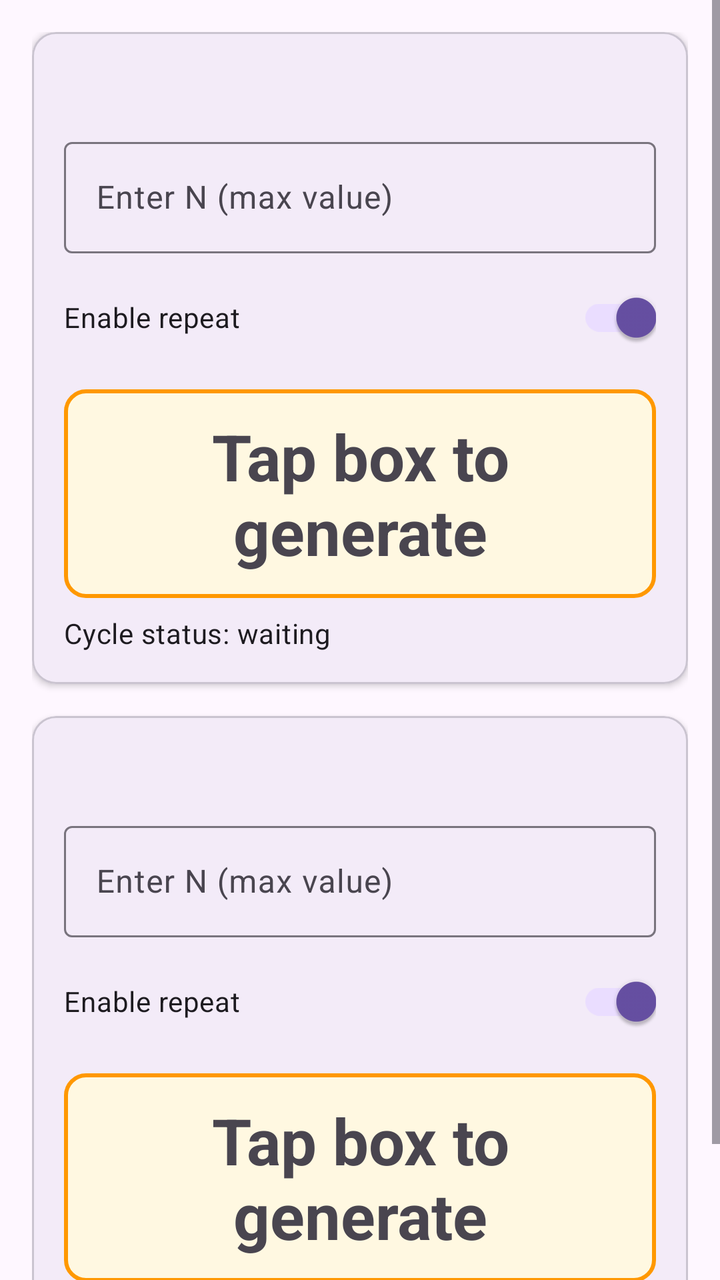
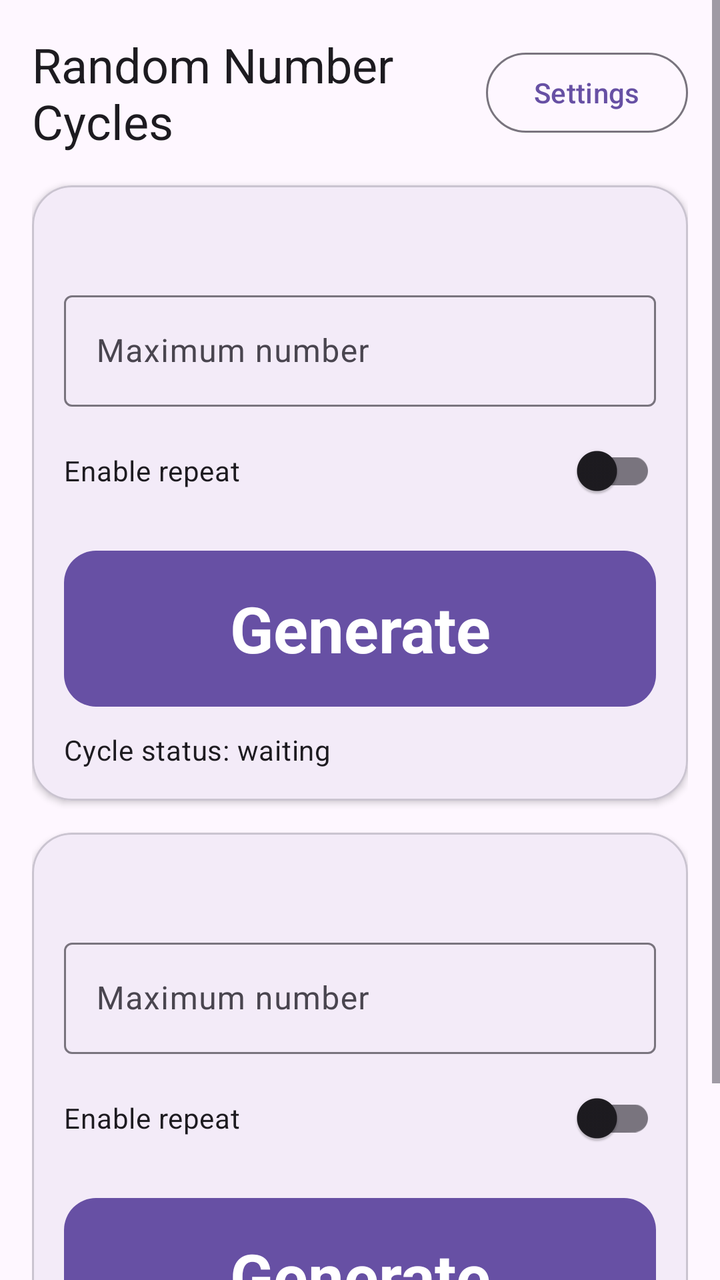

Two renders of the same Android screen: before a commit and after it. Below are the layout's source before the change and the commit's diff.
<!-- AndroidManifest.xml: application theme Theme.RandomGenApp -->
<!-- res/layout/activity_main.xml -->
<?xml version="1.0" encoding="utf-8"?>
<ScrollView xmlns:android="http://schemas.android.com/apk/res/android"
    xmlns:tools="http://schemas.android.com/tools"
    android:layout_width="match_parent"
    android:layout_height="match_parent"
    tools:context=".MainActivity">

    <LinearLayout
        android:layout_width="match_parent"
        android:layout_height="wrap_content"
        android:orientation="vertical"
        android:padding="16dp">

        <include
            android:id="@+id/sectionA"
            layout="@layout/view_random_section" />

        <include
            android:id="@+id/sectionB"
            layout="@layout/view_random_section" />

    </LinearLayout>

</ScrollView>
<!-- res/layout/view_random_section.xml (included above) -->
<?xml version="1.0" encoding="utf-8"?>
<com.google.android.material.card.MaterialCardView xmlns:android="http://schemas.android.com/apk/res/android"
    xmlns:app="http://schemas.android.com/apk/res-auto"
    android:layout_width="match_parent"
    android:layout_height="wrap_content"
    android:layout_marginBottom="16dp"
    app:cardCornerRadius="12dp"
    app:cardElevation="2dp">

    <LinearLayout
        android:layout_width="match_parent"
        android:layout_height="wrap_content"
        android:orientation="vertical"
        android:padding="16dp">

        <TextView
            android:id="@+id/tvSectionTitle"
            android:layout_width="match_parent"
            android:layout_height="wrap_content"
            android:textAppearance="@style/TextAppearance.Material3.TitleMedium" />

        <com.google.android.material.textfield.TextInputLayout
            android:layout_width="match_parent"
            android:layout_height="wrap_content"
            android:layout_marginTop="12dp"
            android:hint="@string/selected_n_hint">

            <com.google.android.material.textfield.TextInputEditText
                android:id="@+id/etMaxValue"
                android:layout_width="match_parent"
                android:layout_height="wrap_content"
                android:inputType="number" />
        </com.google.android.material.textfield.TextInputLayout>

        <com.google.android.material.switchmaterial.SwitchMaterial
            android:id="@+id/switchRepeat"
            android:layout_width="match_parent"
            android:layout_height="wrap_content"
            android:layout_marginTop="8dp"
            android:text="@string/repeat_switch_label"
            android:checked="true" />

        <TextView
            android:id="@+id/tvResult"
            android:layout_width="match_parent"
            android:layout_height="wrap_content"
            android:layout_marginTop="12dp"
            android:background="@drawable/result_box_background"
            android:clickable="true"
            android:focusable="true"
            android:foreground="?attr/selectableItemBackground"
            android:gravity="center"
            android:minHeight="86dp"
            android:padding="12dp"
            android:text="@string/result_placeholder"
            android:textAppearance="@style/TextAppearance.Material3.HeadlineLarge"
            android:textStyle="bold" />

        <TextView
            android:id="@+id/tvCycleStatus"
            android:layout_width="match_parent"
            android:layout_height="wrap_content"
            android:layout_marginTop="8dp"
            android:text="@string/cycle_status_placeholder"
            android:textAppearance="@style/TextAppearance.Material3.BodyMedium" />
    </LinearLayout>

</com.google.android.material.card.MaterialCardView>
<!-- resources referenced by this layout -->
<resources>
  <!-- drawable result_box_background (drawable) -->
  <?xml version="1.0" encoding="utf-8"?>
  <shape xmlns:android="http://schemas.android.com/apk/res/android" android:shape="rectangle">
      <solid android:color="#FFF8E1" />
      <stroke
          android:width="2dp"
          android:color="#FF9800" />
      <corners android:radius="10dp" />
  </shape>
  <string name="cycle_status_placeholder">Cycle status: waiting</string>
  <string name="repeat_switch_label">Enable repeat</string>
  <string name="result_placeholder">Tap box to generate</string>
  <string name="selected_n_hint">Enter N (max value)</string>
  <style name="Theme.RandomGenApp" parent="Theme.Material3.DayNight.NoActionBar" />
</resources>

<!-- the commit's change to res/layout/activity_main.xml (unified diff, before → after) -->
@@ -3,6 +3,7 @@
     xmlns:tools="http://schemas.android.com/tools"
     android:layout_width="match_parent"
     android:layout_height="match_parent"
+    android:background="?attr/colorSurface"
     tools:context=".MainActivity">
 
     <LinearLayout
@@ -10,6 +11,30 @@
         android:layout_height="wrap_content"
         android:orientation="vertical"
         android:padding="16dp">
+
+        <LinearLayout
+            android:layout_width="match_parent"
+            android:layout_height="wrap_content"
+            android:layout_marginBottom="16dp"
+            android:gravity="center_vertical"
+            android:orientation="horizontal">
+
+            <TextView
+                android:layout_width="0dp"
+                android:layout_height="wrap_content"
+                android:layout_marginEnd="12dp"
+                android:layout_weight="1"
+                android:text="@string/app_name"
+                android:textAppearance="@style/TextAppearance.Material3.HeadlineSmall" />
+
+            <com.google.android.material.button.MaterialButton
+                android:id="@+id/settingsButton"
+                style="@style/Widget.Material3.Button.OutlinedButton"
+                android:layout_width="wrap_content"
+                android:layout_height="wrap_content"
+                android:text="@string/settings" />
+
+        </LinearLayout>
 
         <include
             android:id="@+id/sectionA"
@@ -29,7 +54,7 @@
     android:layout_width="match_parent"
     android:layout_height="wrap_content"
     android:layout_marginBottom="16dp"
-    app:cardCornerRadius="12dp"
+    app:cardCornerRadius="20dp"
     app:cardElevation="2dp">
 
     <LinearLayout
@@ -54,7 +79,8 @@
                 android:id="@+id/etMaxValue"
                 android:layout_width="match_parent"
                 android:layout_height="wrap_content"
-                android:inputType="number" />
+                android:inputType="number"
+                android:saveEnabled="false" />
         </com.google.android.material.textfield.TextInputLayout>
 
         <com.google.android.material.switchmaterial.SwitchMaterial
@@ -62,30 +88,30 @@
             android:layout_width="match_parent"
             android:layout_height="wrap_content"
             android:layout_marginTop="8dp"
+            android:minHeight="48dp"
             android:text="@string/repeat_switch_label"
-            android:checked="true" />
+            android:checked="false"
+            android:saveEnabled="false" />
 
-        <TextView
+        <com.google.android.material.button.MaterialButton
             android:id="@+id/tvResult"
             android:layout_width="match_parent"
             android:layout_height="wrap_content"
             android:layout_marginTop="12dp"
-            android:background="@drawable/result_box_background"
-            android:clickable="true"
-            android:focusable="true"
-            android:foreground="?attr/selectableItemBackground"
             android:gravity="center"
-            android:minHeight="86dp"
+            android:minHeight="@dimen/result_height"
             android:padding="12dp"
             android:text="@string/result_placeholder"
             android:textAppearance="@style/TextAppearance.Material3.HeadlineLarge"
-            android:textStyle="bold" />
+            android:textStyle="bold"
+            app:cornerRadius="16dp" />
 
         <TextView
             android:id="@+id/tvCycleStatus"
             android:layout_width="match_parent"
             android:layout_height="wrap_content"
             android:layout_marginTop="8dp"
+            android:accessibilityLiveRegion="polite"
             android:text="@string/cycle_status_placeholder"
             android:textAppearance="@style/TextAppearance.Material3.BodyMedium" />
     </LinearLayout>
<!-- resource entries referenced after the edit -->
@@ -1,18 +1,12 @@
 <!-- resources referenced by this layout -->
 <resources>
-  <!-- drawable result_box_background (drawable) -->
-  <?xml version="1.0" encoding="utf-8"?>
-  <shape xmlns:android="http://schemas.android.com/apk/res/android" android:shape="rectangle">
-      <solid android:color="#FFF8E1" />
-      <stroke
-          android:width="2dp"
-          android:color="#FF9800" />
-      <corners android:radius="10dp" />
-  </shape>
+  <dimen name="result_height">86dp</dimen>
+  <string name="app_name">Random Number Cycles</string>
   <string name="cycle_status_placeholder">Cycle status: waiting</string>
   <string name="repeat_switch_label">Enable repeat</string>
-  <string name="result_placeholder">Tap box to generate</string>
-  <string name="selected_n_hint">Enter N (max value)</string>
+  <string name="result_placeholder">Generate</string>
+  <string name="selected_n_hint">Maximum number</string>
+  <string name="settings">Settings</string>
   <style name="Theme.RandomGenApp" parent="Theme.Material3.DayNight.NoActionBar" />
 </resources>
 
